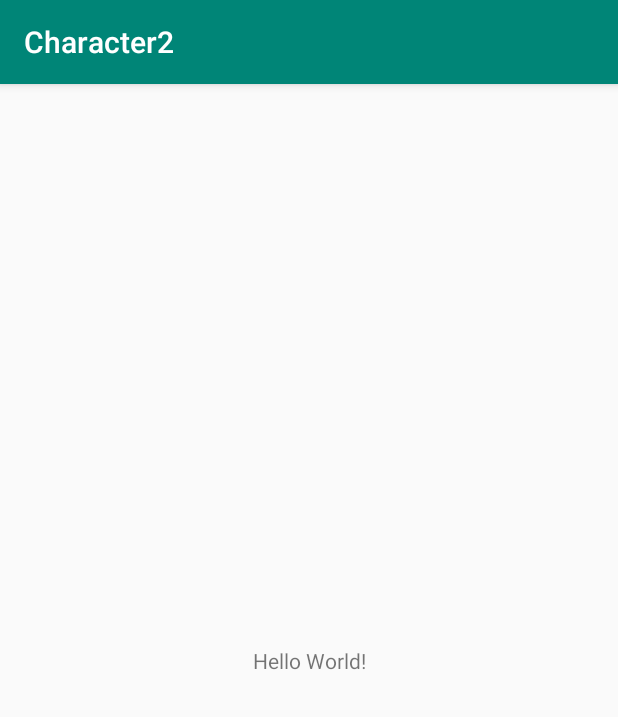
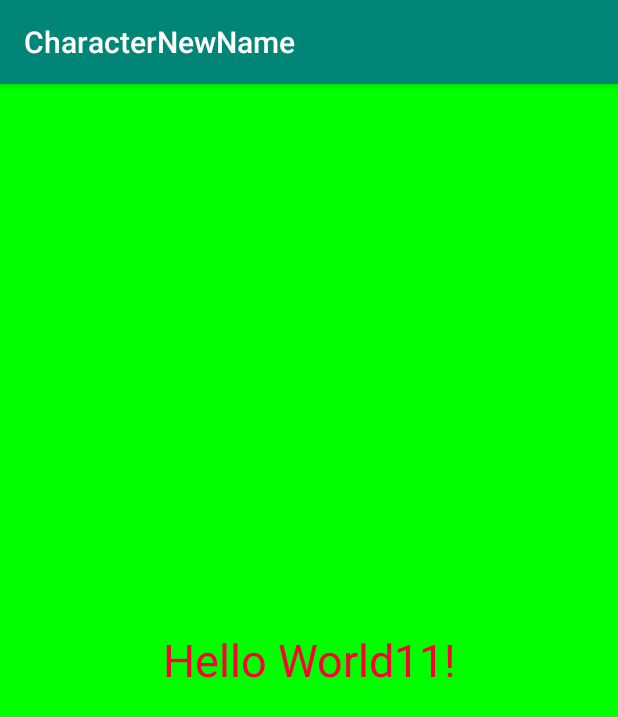
Before and after one commit to ShowingDREAM/ByteDanceCodeTest, an Android app: the screen it shows after launch (MainActivity), on a phone screen of 412 x 824 dp. Shown: the top 717 px of the screen. Run offline under Robolectric (Android 15) with nearby library versions, the phone set to English and light mode, and no system bars.

Commit message:
Upadte the chapter1-Hello add the 2en module named character2

```diff
--- a/Hello/character2/src/main/java/com/showing/character2/MainActivity.java
+++ b/Hello/character2/src/main/java/com/showing/character2/MainActivity.java
@@ -3,6 +3,12 @@ package com.showing.character2;
 import androidx.appcompat.app.AppCompatActivity;
 
 import android.os.Bundle;
+import android.util.Log;
+import android.view.View;
+import android.widget.TextView;
+import android.widget.Toast;
+
+import static com.showing.character2.R.id.tv_tv1;
 
 public class MainActivity extends AppCompatActivity {
 
@@ -10,5 +16,14 @@ public class MainActivity extends AppCompatActivity {
     protected void onCreate(Bundle savedInstanceState) {
         super.onCreate(savedInstanceState);
         setContentView(R.layout.activity_main);
+        TextView tv=findViewById(tv_tv1);
+        //tv.setEllipsize();
+        tv.setOnClickListener(new View.OnClickListener() {
+            @Override
+            public void onClick(View view) {
+                //Log.d(TAG, "onClick: ");
+                //Toast.makeText()
+            }
+        });
     }
 }
--- a/Hello/character2/src/main/res/layout/activity_main.xml
+++ b/Hello/character2/src/main/res/layout/activity_main.xml
@@ -7,9 +7,17 @@
     tools:context=".MainActivity">
 
     <TextView
-        android:layout_width="wrap_content"
-        android:layout_height="wrap_content"
-        android:text="Hello World!"
+        android:id="@+id/tv_tv1"
+        android:layout_width="match_parent"
+        android:layout_height="match_parent"
+        android:text="Hello World11!"
+        android:lines="3"
+        android:ellipsize="end"
+        android:gravity="center"
+        android:textSize="30dp"
+        android:textColor="#ff0033"
+        android:background="#00ff00"
+
         app:layout_constraintBottom_toBottomOf="parent"
         app:layout_constraintLeft_toLeftOf="parent"
         app:layout_constraintRight_toRightOf="parent"
--- a/Hello/character2/src/main/res/values/strings.xml
+++ b/Hello/character2/src/main/res/values/strings.xml
@@ -1,3 +1,3 @@
 <resources>
-    <string name="app_name">Character2</string>
+    <string name="app_name">CharacterNewName</string>
 </resources>
--- a/Hello/settings.gradle
+++ b/Hello/settings.gradle
@@ -1 +1 @@
-include ':app'
+include ':app', ':character2'
```
Also changed, not shown: Hello/character2/build.gradle (+5 -3 lines), Hello/character2/src/main/AndroidManifest.xml (+15 -0 lines), Hello/character2/src/main/java/com/showing/character2/SecondActivity.java (+40 -1 lines).
